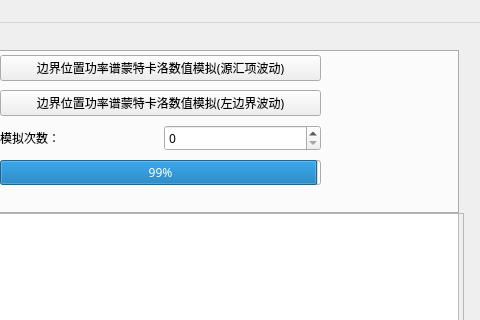
The window that random_flow_window.ui (Yulei-3005240023/Random_flow) describes before a commit, drawn with Qt 5; both pictures show x 942 to 1422 and y 0 to 320 of the 1422 by 800 pixel window.
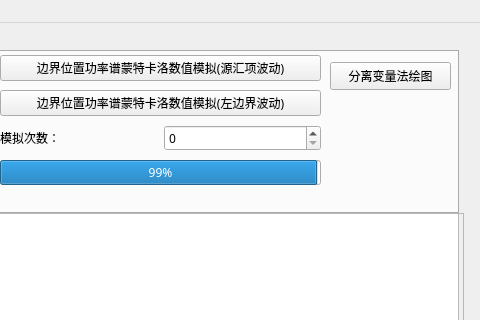
The same window after the commit. Custom widgets are drawn as their Qt base class.

The edit to the form file:
```diff
--- a/random_flow_window.ui
+++ b/random_flow_window.ui
@@ -918,6 +918,19 @@
        </item>
       </layout>
      </widget>
+     <widget class="QPushButton" name="draw_fenli">
+      <property name="geometry">
+       <rect>
+        <x>1270</x>
+        <y>10</y>
+        <width>121</width>
+        <height>28</height>
+       </rect>
+      </property>
+      <property name="text">
+       <string>分离变量法绘图</string>
+      </property>
+     </widget>
     </widget>
     <widget class="QWidget" name="tab_6">
      <attribute name="title">
```
